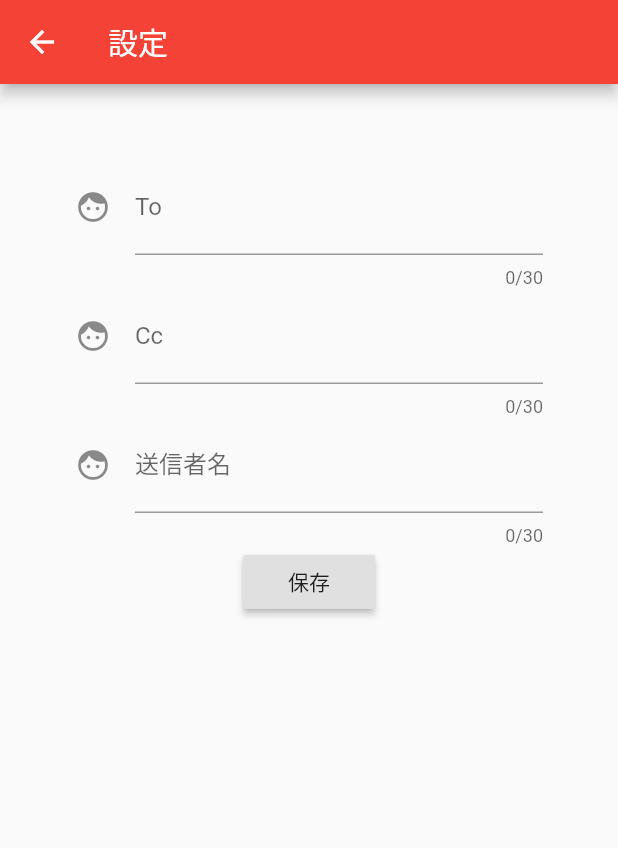
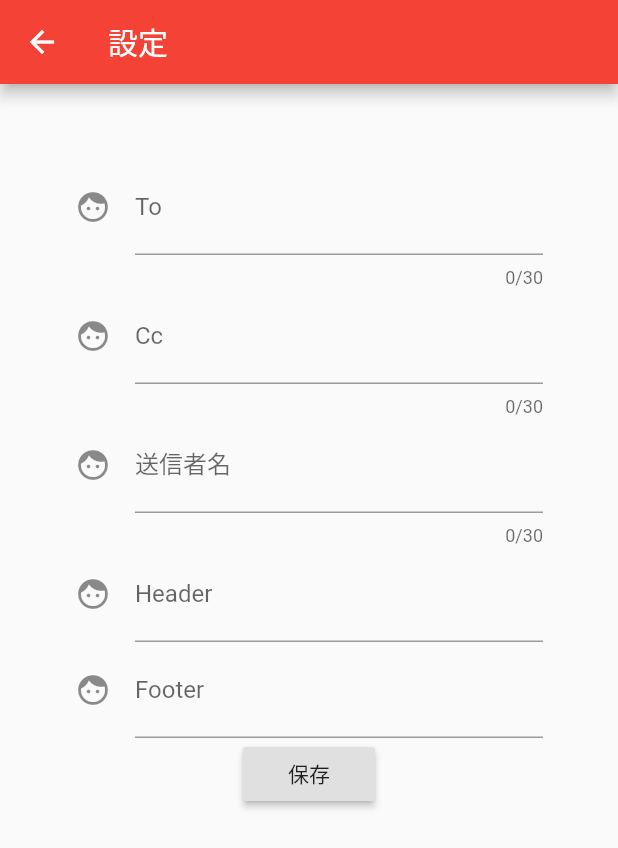
Before and after one commit to misinayu/mail_sender, a Flutter app: the screen it shows after launch, after a tap on the "list" icon, on a phone screen of 412 x 824 dp. Shown: the top 848 px of the screen. Run offline on Flutter 3.47's test engine with Material 2 defaults, Android fonts, the phone set to English and light mode, and no system bars; our stand-ins replace shared_preferences; missing offline and left inert: mailto.

Commit message:
ヘッダー、フッダー設定箇所作成

```diff
--- a/lib/main.dart
+++ b/lib/main.dart
@@ -60,9 +60,13 @@ class _MailPackage extends State<MailPackage> {
       _mail_to = prefs.getString('mail_to') ?? '';
       _mail_cc = prefs.getString('mail_cc') ?? '';
       _name = prefs.getString('name') ?? '';
+      _header = prefs.getString('header') ?? '';
+      _footer = prefs.getString('footer') ?? '';
       emailController.text = _mail_to;
       mailToController.text = _mail_cc;
       nameController.text = _name;
+      headerController.text = _header;
+      footerController.text = _footer;
     });
   }
 
@@ -232,7 +236,10 @@ class _MailPackage extends State<MailPackage> {
           appBar: AppBar(
             title: Text('設定'),
           ),
-          body: Container(
+          resizeToAvoidBottomPadding: false,
+          body: SingleChildScrollView(
+              reverse: true,
+              child: Container(
                 padding: const EdgeInsets.all(50.0),
                 child: Column(
                   children: <Widget>[
@@ -275,6 +282,32 @@ class _MailPackage extends State<MailPackage> {
                           labelText: '送信者名',
                           hintText: '自身の名前を入力してください'),
                     ),
+                    new TextField(
+                      enabled: true,
+                      maxLengthEnforced: false,
+                      style: TextStyle(color: Colors.red),
+                      keyboardType: TextInputType.multiline,
+                      obscureText: false,
+                      maxLines: null,
+                      controller: headerController,
+                      decoration: const InputDecoration(
+                          icon: Icon(Icons.face),
+                          labelText: 'Header',
+                          hintText: 'メールのヘッダーを入力してください'),
+                    ),
+                    new TextField(
+                      enabled: true,
+                      maxLengthEnforced: false,
+                      style: TextStyle(color: Colors.red),
+                      obscureText: false,
+                      keyboardType: TextInputType.multiline,
+                      maxLines: null,
+                      controller: footerController,
+                      decoration: const InputDecoration(
+                          icon: Icon(Icons.face),
+                          labelText: 'Footer',
+                          hintText: 'メールのフッダーを入力してください'),
+                    ),
                     RaisedButton(
                       child: Text('保存'),
                       onPressed: () {
@@ -282,15 +315,19 @@ class _MailPackage extends State<MailPackage> {
                           _mail_to = emailController.text;
                           _mail_cc = mailToController.text;
                           _name = nameController.text;
+                          _header = headerController.text;
+                          _footer = footerController.text;
                           _saveMailTo('mail_to', _mail_to);
                           _saveMailTo('mail_cc', _mail_cc);
                           _saveMailTo('name', _name);
+                          _saveMailTo('header', _header);
+                          _saveMailTo('footer', _footer);
                         });
                       },
                     )
                   ],
                 ),
-          ));
+              )));
     }));
   }
 
@@ -336,12 +373,12 @@ class _MailPackage extends State<MailPackage> {
       other = '特になし';
     }
 
-    return '${_createHeader()}'
+    return '${headerController.text}\n\n'
         '<稼働時間>'
         '${_start_time.hour}:${_start_time.minute.toString().padLeft(2, '0')}'
         ' ~ ${_end_time.hour}:${_end_time.minute.toString().padLeft(2, '0')}\n\n'
         '<休憩時間>\n'
-        ''
+        '${_selectedItem}'
         '<実務記録>\n'
         '$task\n\n'
         '<うまくいったこと>\n'
@@ -350,15 +387,6 @@ class _MailPackage extends State<MailPackage> {
         '$improve\n\n'
         '<その他>\n'
         '$other\n\n\n'
-        '${_createHooter()}';
-  }
-
-  String _createHeader() {
-    return 'お疲れさまです。山本です。\n'
-        '本日の日報を提出致します。';
-  }
-
-  String _createHooter() {
-    return 'from 山本';
+        '${footerController.text}';
   }
 }
```
Lines whose indentation alone changed are shown as unchanged.
